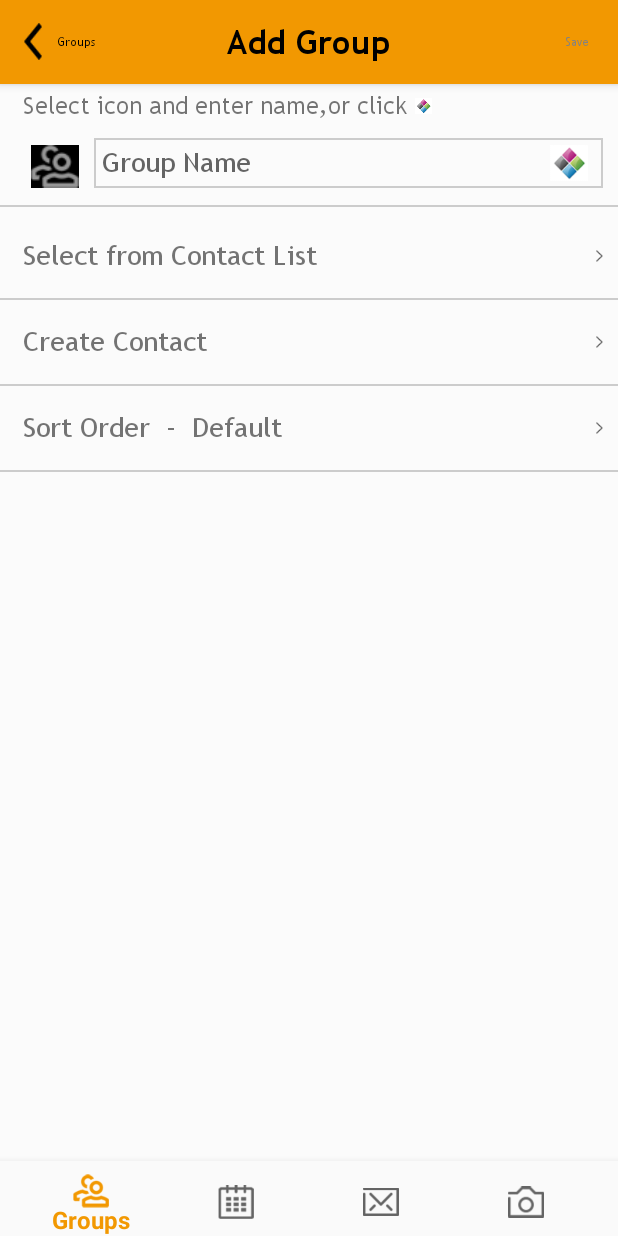
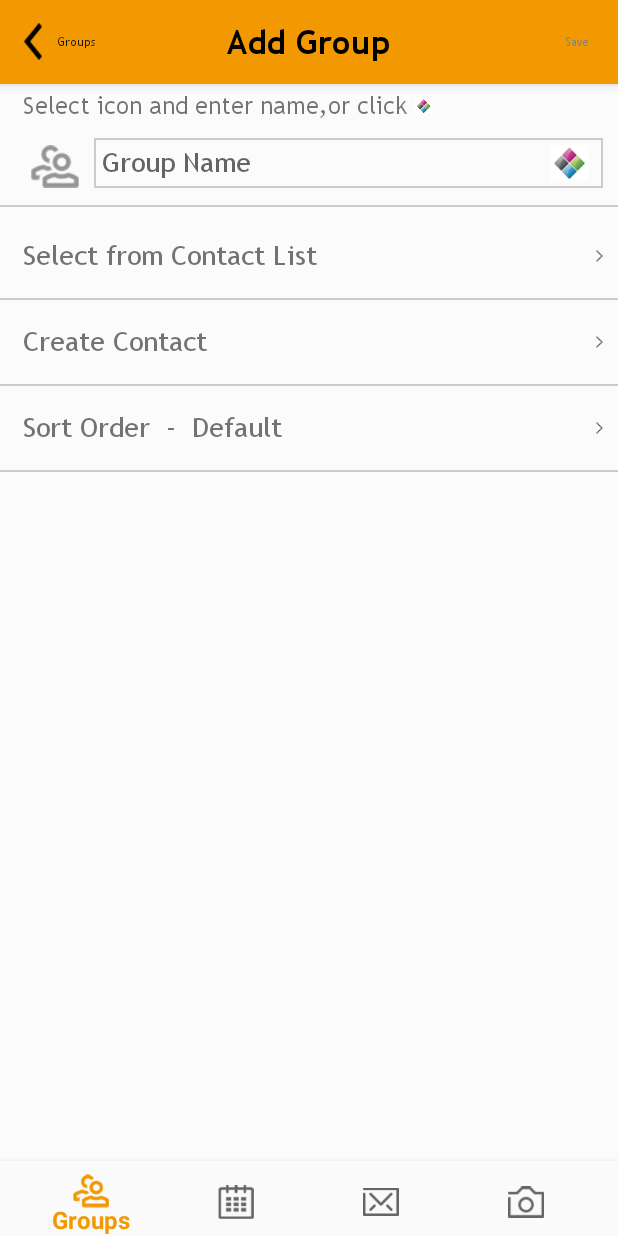
Before and after one commit to RajesMca008/KutCon, an Android app: the screen it shows after launch (HomeActivity), after a tap on an icon or button, on a phone screen of 412 x 824 dp. Run offline under Robolectric (Android 15) with nearby library versions, the phone set to English and light mode, and no system bars; 6 statements that could not run were skipped.

Commit message:
Issues are fixed.

```diff
--- a/KutumbLink/app/src/main/java/kutumblink/appants/com/kutumblink/fragments/BaseFragment.java
+++ b/KutumbLink/app/src/main/java/kutumblink/appants/com/kutumblink/fragments/BaseFragment.java
@@ -154,7 +154,7 @@ public class BaseFragment extends Fragment {
 
 
 
-                     //   getActivity().onBackPressed();
+                        getActivity().onBackPressed();
                     }
                 }
 
--- a/KutumbLink/app/src/main/java/kutumblink/appants/com/kutumblink/fragments/GroupsMainFragment.java
+++ b/KutumbLink/app/src/main/java/kutumblink/appants/com/kutumblink/fragments/GroupsMainFragment.java
@@ -132,7 +132,7 @@ public class GroupsMainFragment extends BaseFragment {
 
                 Bitmap bm = BitmapFactory.decodeResource(getResources(),getResources().getIdentifier(mDrawableName , "mipmap", getActivity().getPackageName()));
                 ByteArrayOutputStream baos = new ByteArrayOutputStream();
-                bm.compress(Bitmap.CompressFormat.JPEG, 100, baos);
+                bm.compress(Bitmap.CompressFormat.PNG, 100, baos);
                 final String encodedImage = Base64.encodeToString(baos.toByteArray(), Base64.DEFAULT);
 
 
--- /dev/null
+++ b/KutumbLink/app/src/main/res/color/bright_text_dark_focused.xml
@@ -0,0 +1,9 @@
+<?xml version="1.0" encoding="utf-8"?>
+<selector xmlns:android="http://schemas.android.com/apk/res/android">
+
+    <item android:state_selected="true" android:color="#b1aeae"/>
+    <item android:state_focused="true" android:color="#b1aeae"/>
+    <item android:state_pressed="true" android:color="#b1aeae"/>
+    <item android:color="#131313"/>
+
+</selector>
--- a/KutumbLink/app/src/main/res/layout/custom_actionbar.xml
+++ b/KutumbLink/app/src/main/res/layout/custom_actionbar.xml
@@ -27,7 +27,7 @@
             android:layout_toEndOf="@+id/ib_action_bar_back"
             android:padding="10dp"
             android:text="groups"
-            android:textColor="#000000"
+            android:textColor="@color/bright_text_dark_focused"
             android:textSize="@dimen/margin_medium" />
 
 
@@ -42,17 +42,16 @@
             android:textStyle="bold"
             android:textColor="#000000"
             android:padding="10dp"
-            android:layout_centerInParent="true"
+            android:layout_weight="1"
             android:layout_alignParentTop="true"
-            android:layout_weight="1"
-            />
+            android:layout_centerHorizontal="true" />
 
         <kutumblink.appants.com.kutumblink.utils.CustomTextView
             android:layout_width="wrap_content"
             android:layout_height="wrap_content"
             android:id="@+id/ib_action_menu"
             android:padding="3dp"
-            android:textColor="#000000"
+            android:textColor="@color/bright_text_dark_focused"
             android:layout_gravity="right|center_vertical"
             android:background="@mipmap/menu"
             android:layout_centerVertical="true"
--- a/KutumbLink/app/src/main/res/layout/event_details_layout.xml
+++ b/KutumbLink/app/src/main/res/layout/event_details_layout.xml
@@ -24,9 +24,9 @@
             <Button
                 android:id="@+id/btn_ations"
                 android:layout_width="wrap_content"
-                android:layout_height="46dp"
+                android:layout_height="40dp"
                 android:layout_margin="25dp"
-                android:background="@drawable/action_drop_dwon" />
+                android:background="@drawable/action_dropdown" />
             <LinearLayout
                 android:layout_width="match_parent"
                 android:layout_height="wrap_content"
@@ -142,7 +142,7 @@
         android:layout_width="match_parent"
         android:layout_height="wrap_content"
         android:layout_marginLeft="25dp"
-        android:layout_marginTop="70dp"
+        android:layout_marginTop="64dp"
         android:layout_marginRight="25dp">
 
         <include
--- a/KutumbLink/app/src/main/res/layout/fragment_add_group.xml
+++ b/KutumbLink/app/src/main/res/layout/fragment_add_group.xml
@@ -45,7 +45,6 @@
         <ImageView
             android:layout_width="32dp"
             android:layout_height="30dp"
-
             android:layout_marginTop="10dp"
             android:layout_marginLeft="5dp"
             android:id="@+id/iv_groupicon" />
@@ -59,6 +58,7 @@
             android:hint="Group Name"
             android:paddingLeft="5dp"
 
+            android:inputType="textCapSentences"
             android:background="@drawable/rectangle_shape"
             android:id="@+id/et_groupname"
             android:layout_centerVertical="true"
@@ -157,6 +157,7 @@
             android:layout_height="wrap_content"
             android:paddingLeft="15dp"
 
+            android:visibility="gone"
             android:layout_marginTop="10dp"
             android:layout_gravity="center"
             android:paddingRight="15dp"
--- a/KutumbLink/app/src/main/res/layout/fragment_edit_events.xml
+++ b/KutumbLink/app/src/main/res/layout/fragment_edit_events.xml
@@ -84,6 +84,7 @@
                 android:layout_marginTop="5dp"
                 android:padding="2dp"
                 android:singleLine="true"
+                android:inputType="textCapSentences"
                 android:layout_height="wrap_content" />
 
             <kutumblink.appants.com.kutumblink.utils.CustomTextView
@@ -102,6 +103,7 @@
                 android:layout_marginBottom="5dp"
                 android:layout_marginTop="5dp"
                 android:padding="2dp"
+                android:inputType="textCapSentences"
                 android:background="@drawable/shape"
                 android:layout_height="wrap_content" />
 
--- a/KutumbLink/app/src/main/res/layout/fragment_edit_message.xml
+++ b/KutumbLink/app/src/main/res/layout/fragment_edit_message.xml
@@ -25,6 +25,7 @@
            android:layout_marginBottom="5dp"
            android:layout_marginTop="5dp"
            android:padding="2dp"
+           android:inputType="textCapSentences"
            android:layout_height="wrap_content" />
 
        <kutumblink.appants.com.kutumblink.utils.CustomTextView
--- a/KutumbLink/app/src/main/res/layout/fragment_edit_photo.xml
+++ b/KutumbLink/app/src/main/res/layout/fragment_edit_photo.xml
@@ -24,6 +24,7 @@
            android:layout_marginBottom="5dp"
            android:layout_marginTop="5dp"
            android:padding="2dp"
+           android:inputType="textCapSentences"
            android:layout_height="wrap_content" />
 
        <kutumblink.appants.com.kutumblink.utils.CustomTextView
--- a/KutumbLink/app/src/main/res/layout/list_item.xml
+++ b/KutumbLink/app/src/main/res/layout/list_item.xml
@@ -5,11 +5,11 @@
     android:gravity="center_vertical"
     android:layout_height="match_parent">
     <ImageView
-        android:layout_width="35dp"
+        android:layout_width="17dp"
         android:id="@+id/edit_mode"
-        android:src="@drawable/close_red"
+        android:src="@mipmap/delete_icon_new"
         android:visibility="gone"
-        android:layout_height="35dp" />
+        android:layout_height="17dp" />
     <kutumblink.appants.com.kutumblink.utils.CustomTextView
         android:layout_width="match_parent"
         android:id="@+id/text_id"
--- a/KutumbLink/app/src/main/res/values/colors.xml
+++ b/KutumbLink/app/src/main/res/values/colors.xml
@@ -9,5 +9,4 @@
     <color name="button_color_blue">#070739</color>
     <color name="black_color">#000000</color>
 
-
 </resources>
```
Also changed, not shown: KutumbLink/app/src/main/AndroidManifest.xml (+8 -0 lines), KutumbLink/app/src/main/java/kutumblink/appants/com/kutumblink/adapter/ContactListAdapter.java (+16 -1 lines), KutumbLink/app/src/main/res/layout/fragment_groupcontacts.xml (+13 -26 lines), KutumbLink/app/src/main/res/layout/inflate_grouplist.xml (+7 -5 lines), KutumbLink/app/src/main/res/drawable/photos_btn_new.png (added), KutumbLink/app/src/main/res/mipmap/delete_icon.png (added), KutumbLink/app/src/main/res/mipmap/delete_icon_new.png (added), KutumbLink/app/src/main/res/mipmap/group_default_icon.png (renamed from KutumbLink/app/src/main/res/mipmap-xhdpi/group_default_icon.png).
